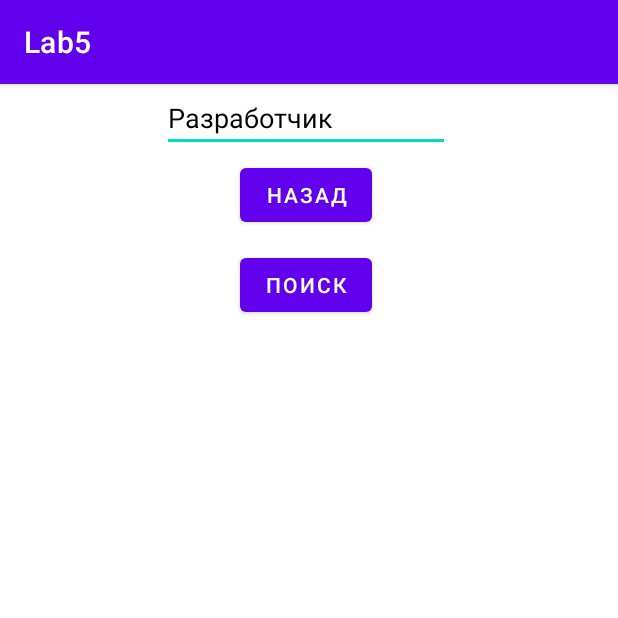
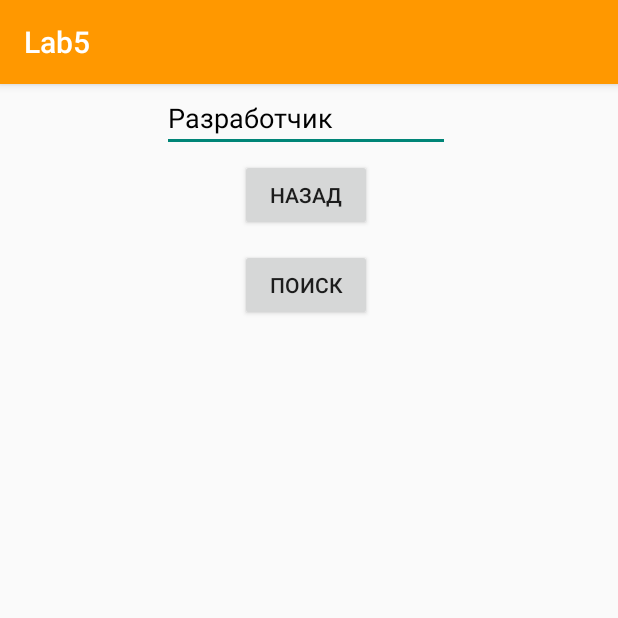
Before and after one commit to Vladeek/OOP_5sem, an Android app: the screen it shows after launch (SearchActivity), after a tap on "Поиск", on a phone screen of 412 x 824 dp, the top half of it. Run offline under Robolectric (Android 15) with nearby library versions, the phone set to English and light mode, and no system bars.

Commit message:
Theme update

```diff
--- a/Lab5/app/src/main/AndroidManifest.xml
+++ b/Lab5/app/src/main/AndroidManifest.xml
@@ -11,7 +11,7 @@
         android:label="@string/app_name"
         android:roundIcon="@mipmap/ic_launcher_round"
         android:supportsRtl="true"
-        android:theme="@style/Theme.Lab5">
+        android:theme="@style/AppTheme">
         <activity
             android:name=".InfoActivity"
             android:exported="true" />
--- a/Lab5/app/src/main/res/values/colors.xml
+++ b/Lab5/app/src/main/res/values/colors.xml
@@ -1,5 +1,7 @@
 <?xml version="1.0" encoding="utf-8"?>
 <resources>
+    <color name="primaryColor">#FF9800</color>
+    <color name="primaryColorDark">#F57C00</color>
     <color name="purple_200">#FFBB86FC</color>
     <color name="purple_500">#FF6200EE</color>
     <color name="purple_700">#FF3700B3</color>
--- /dev/null
+++ b/Lab5/app/src/main/res/values/myTheme.xml
@@ -0,0 +1,12 @@
+<?xml version="1.0" encoding="utf-8"?>
+<resources>
+
+    <!-- Base application theme. -->
+    <style name="AppTheme" parent="Theme.AppCompat.Light.DarkActionBar">
+        <!-- Customize your theme here. -->
+        <item name="colorPrimary">@color/primaryColor</item>
+        <item name="colorPrimaryDark">@color/primaryColorDark</item>
+        <item name="android:navigationBarColor">@color/primaryColor</item>
+    </style>
+
+</resources>
```
